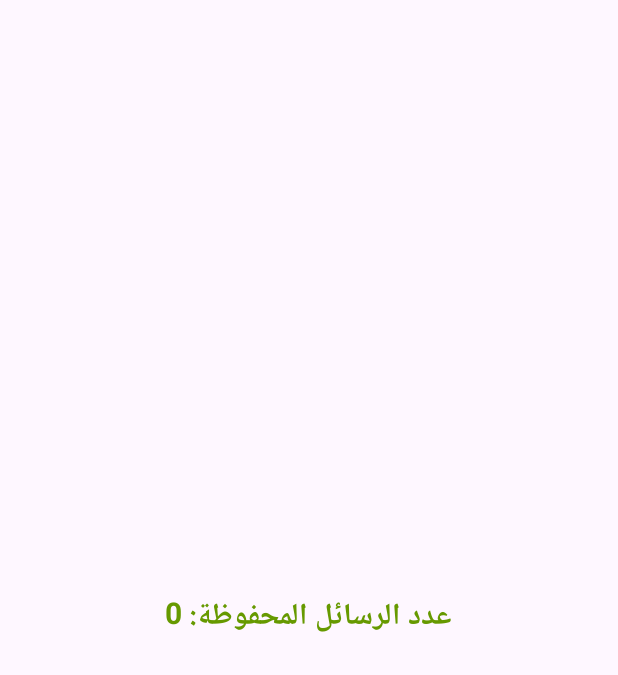
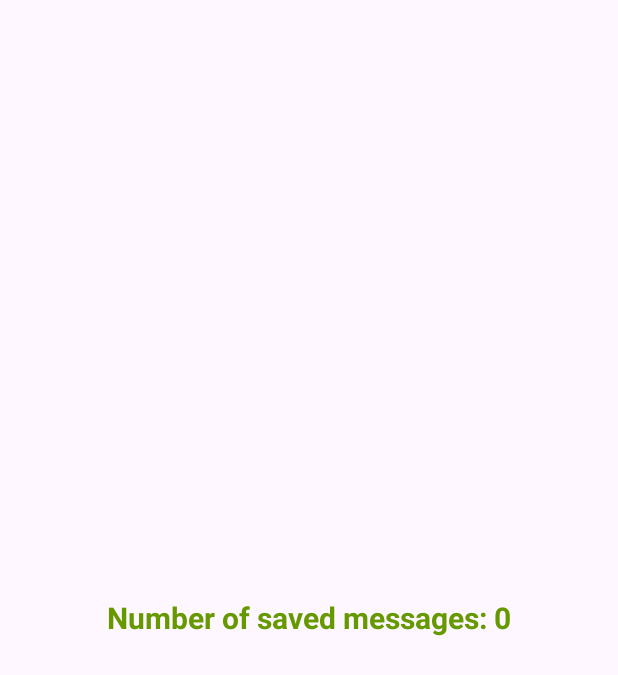
Before and after one commit to OLaabudahi/Whatsapptabs, an Android app: the fragment StatusFragment shown on its own in the app's theme, on a phone screen of 412 x 824 dp. Shown: the top 675 px of the screen. Run offline under Robolectric (Android 15) with nearby library versions, the phone set to English and light mode, and no system bars; our stand-ins replace Room's generated code.

Commit message:
Initial commit

```diff
--- a/app/src/main/java/com/example/whatsapptabs/StatusFragment.java
+++ b/app/src/main/java/com/example/whatsapptabs/StatusFragment.java
@@ -22,7 +22,7 @@ public class StatusFragment extends Fragment {
 
         viewModel = new ViewModelProvider(requireActivity()).get(ItemViewModel.class);
         viewModel.getCount().observe(getViewLifecycleOwner(), count -> {
-            countText.setText("عدد الرسائل المحفوظة: " + count);
+            countText.setText("Number of saved messages: " + count);
         });
 
         return view;
--- a/app/src/main/res/layout/item_layout.xml
+++ b/app/src/main/res/layout/item_layout.xml
@@ -11,7 +11,7 @@
         android:id="@+id/ItemContent"
         android:layout_width="wrap_content"
         android:layout_height="wrap_content"
-        android:text="نص الرسالة"
+        android:text="Message text"
         android:textSize="18sp"
         android:textColor="@android:color/black"/>
 </LinearLayout>
```
